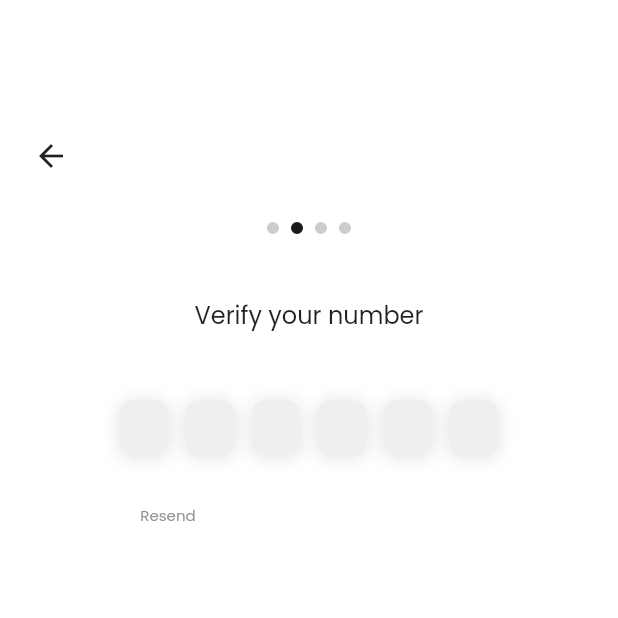
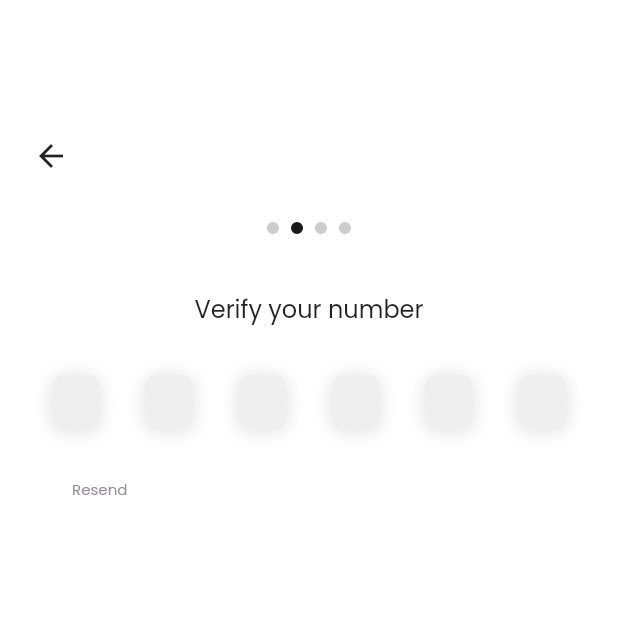
Before and after one commit to Orange-Hackathon/tapcash-Cross-Platform, a Flutter app: the screen it shows after launch, swiped to page 2, on a phone screen of 412 x 824 dp, the top half of it. Run offline on Flutter 3.47's test engine with Material 2 defaults, Android fonts, the phone set to English and light mode, and no system bars; drawn by our look-alikes of pin_code_fields; our stand-ins replace animated_splash_screen, hexcolor, shared_preferences.

Commit message:
(fix): verify_phone_number_screen ui

```diff
--- a/orange_hackathon_flutter/lib/views/screens/verify_phone_number.dart
+++ b/orange_hackathon_flutter/lib/views/screens/verify_phone_number.dart
@@ -29,7 +29,7 @@ class VerifyPhoneNumber extends State<VerifyPhoneNumberScreen> {
         crossAxisAlignment: CrossAxisAlignment.start,
         children: [
           const SizedBox(
-            height: 50,
+            height: 46,
           ),
           const Center(
             child: Text(
@@ -41,11 +41,11 @@ class VerifyPhoneNumber extends State<VerifyPhoneNumberScreen> {
             ),
           ),
           const SizedBox(
-            height: 45,
+            height: 32,
           ),
           Container(
             margin: EdgeInsets.zero,
-            padding: EdgeInsets.symmetric(horizontal: 80),
+            padding: const EdgeInsets.symmetric(horizontal: 34.5),
             child: PinCodeTextField(
               onChanged: (value) {
                 debugPrint(value);
@@ -77,6 +77,7 @@ class VerifyPhoneNumber extends State<VerifyPhoneNumberScreen> {
                   return null;
                 }
               },
+
               pinTheme: PinTheme(
                   shape: PinCodeFieldShape.box,
                   borderRadius: BorderRadius.circular(8),
@@ -105,6 +106,8 @@ class VerifyPhoneNumber extends State<VerifyPhoneNumberScreen> {
               ],
               onCompleted: (v) {
                 debugPrint("Completed");
+                widget.pageController
+                    .nextPage(duration: _kDuration, curve: _kCurve);
               },
               // onTap: () {
               //   print("Pressed");
@@ -121,7 +124,7 @@ class VerifyPhoneNumber extends State<VerifyPhoneNumberScreen> {
           //const SizedBox(height: 8),
           Container(
             margin: EdgeInsets.zero,
-            padding: const EdgeInsets.symmetric(horizontal: 80),
+            padding: const EdgeInsets.symmetric(horizontal: 34.5),
             child: TextButton(
                 style: ButtonStyle(
                   padding: MaterialStateProperty.all<EdgeInsetsGeometry>(
```
